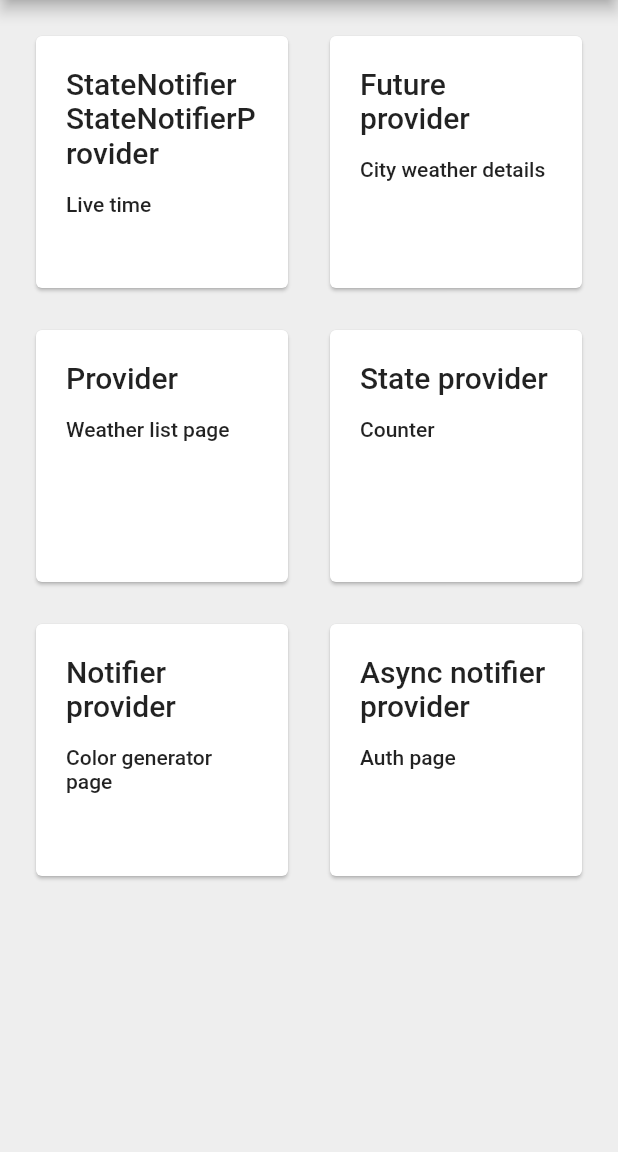
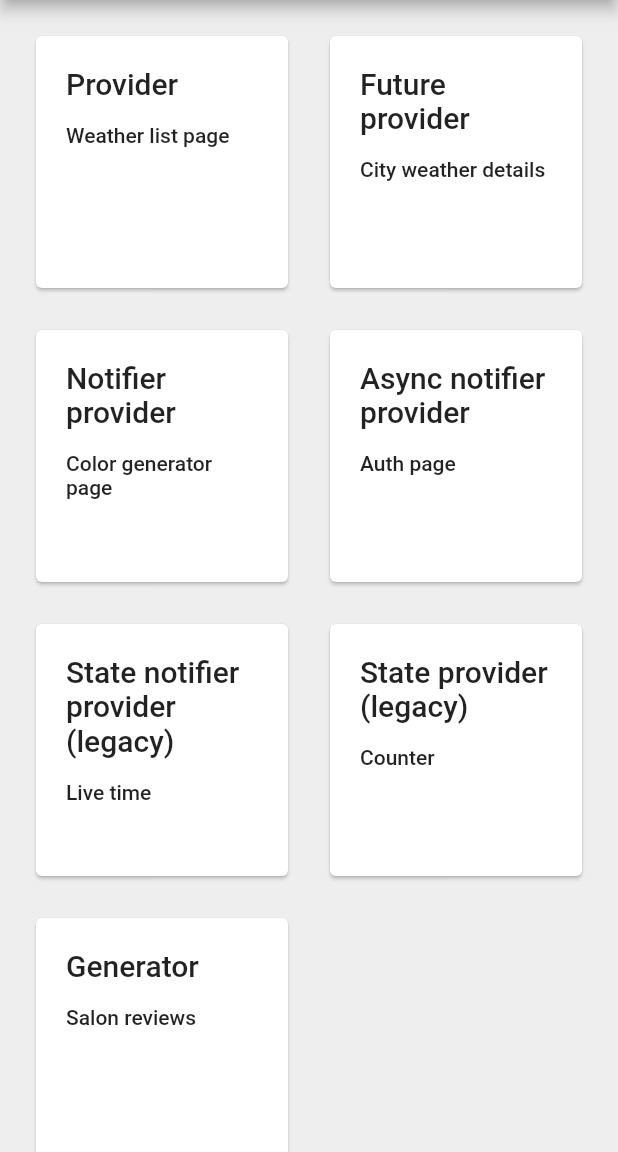
Before and after one commit to salario07/flutter_riverpod_demo, a Flutter app: the screen it shows after launch, on a phone screen of 412 x 824 dp, the part 84-1236 px from its top. Run offline on Flutter 3.47's test engine with Material 2 defaults, Android fonts, the phone set to English and light mode, and no system bars; our stand-ins replace flutter_riverpod, riverpod_annotation; generated files the repository leaves out were written again.

Commit message:
fix: Add a generator example. fix: Add riverpod generator.

```diff
--- a/lib/presentation/color_generator_page/color_generator_page.dart
+++ b/lib/presentation/color_generator/color_generator_page.dart
@@ -1,8 +1,8 @@
 import 'package:flutter/material.dart';
 import 'package:flutter_riverpod/flutter_riverpod.dart';
-import 'package:riverpod_demo/presentation/color_generator_page/models/color_factor_model.dart';
-import 'package:riverpod_demo/presentation/color_generator_page/providers/code_generator_notifier_provider.dart';
-import 'package:riverpod_demo/presentation/color_generator_page/widgets/color_action_tile.dart';
+import 'package:riverpod_demo/presentation/color_generator/models/color_factor_model.dart';
+import 'package:riverpod_demo/presentation/color_generator/providers/code_generator_notifier_provider.dart';
+import 'package:riverpod_demo/presentation/color_generator/widgets/color_action_tile.dart';
 import 'package:riverpod_demo/presentation/core/widgets/app_scaffold.dart';
 
 class ColorGeneratorPage extends ConsumerWidget {
--- a/lib/presentation/color_generator_page/providers/code_generator_notifier.dart
+++ b/lib/presentation/color_generator/providers/code_generator_notifier.dart
@@ -1,6 +1,6 @@
 import 'package:flutter/material.dart';
 import 'package:flutter_riverpod/flutter_riverpod.dart';
-import 'package:riverpod_demo/presentation/color_generator_page/providers/color_change_value_provider.dart';
+import 'package:riverpod_demo/presentation/color_generator/providers/color_change_value_provider.dart';
 
 class ColorGeneratorNotifier extends AutoDisposeNotifier<Color> {
   ColorGeneratorNotifier() : super();
--- a/lib/presentation/color_generator_page/providers/code_generator_notifier_provider.dart
+++ b/lib/presentation/color_generator/providers/code_generator_notifier_provider.dart
@@ -1,6 +1,6 @@
 import 'package:flutter/material.dart';
 import 'package:flutter_riverpod/flutter_riverpod.dart';
-import 'package:riverpod_demo/presentation/color_generator_page/providers/code_generator_notifier.dart';
+import 'package:riverpod_demo/presentation/color_generator/providers/code_generator_notifier.dart';
 
 final colorProvider =
     AutoDisposeNotifierProvider<ColorGeneratorNotifier, Color>(
--- a/lib/presentation/color_generator_page/widgets/color_action_tile.dart
+++ b/lib/presentation/color_generator/widgets/color_action_tile.dart
@@ -1,5 +1,5 @@
 import 'package:flutter/material.dart';
-import 'package:riverpod_demo/presentation/color_generator_page/models/color_factor_model.dart';
+import 'package:riverpod_demo/presentation/color_generator/models/color_factor_model.dart';
 
 class ColorActionsTile extends StatelessWidget {
   final ColorFactorModel model;
--- a/lib/presentation/home/providers/menu_button_list_provider.dart
+++ b/lib/presentation/home/providers/menu_button_list_provider.dart
@@ -1,9 +1,10 @@
 import 'package:flutter_riverpod/flutter_riverpod.dart';
 import 'package:riverpod_demo/presentation/auth/auth_page.dart';
-import 'package:riverpod_demo/presentation/color_generator_page/color_generator_page.dart';
+import 'package:riverpod_demo/presentation/color_generator/color_generator_page.dart';
 import 'package:riverpod_demo/presentation/counter/counter_page.dart';
 import 'package:riverpod_demo/presentation/home/models/menu_button_model.dart';
 import 'package:riverpod_demo/presentation/live_time/live_time_page.dart';
+import 'package:riverpod_demo/presentation/salon_reviews/salon_reviews_page.dart';
 import 'package:riverpod_demo/presentation/weather/details/weather_details_page.dart';
 import 'package:riverpod_demo/presentation/weather/list/weather_list_page.dart';
 
@@ -11,24 +12,14 @@ final Provider<List<MenuButtonModel>> homeMenuButtonsProvider =
     Provider<List<MenuButtonModel>>(
   (_) => [
     MenuButtonModel(
-      providerName: 'StateNotifier\nStateNotifierProvider',
-      featureName: 'Live time',
-      page: const LiveTimePage(),
+      providerName: 'Provider',
+      featureName: 'Weather list page',
+      page: const WeatherListPage(),
     ),
     MenuButtonModel(
       providerName: 'Future provider',
       featureName: 'City weather details',
       page: const WeatherDetailsPage(),
-    ),
-    MenuButtonModel(
-      providerName: 'Provider',
-      featureName: 'Weather list page',
-      page: const WeatherListPage(),
-    ),
-    MenuButtonModel(
-      providerName: 'State provider',
-      featureName: 'Counter',
-      page: const CounterPage(),
     ),
     MenuButtonModel(
       providerName: 'Notifier provider',
@@ -40,5 +31,20 @@ final Provider<List<MenuButtonModel>> homeMenuButtonsProvider =
       featureName: 'Auth page',
       page: const AuthPage(),
     ),
+    MenuButtonModel(
+      providerName: 'State notifier provider (legacy)',
+      featureName: 'Live time',
+      page: const LiveTimePage(),
+    ),
+    MenuButtonModel(
+      providerName: 'State provider (legacy)',
+      featureName: 'Counter',
+      page: const CounterPage(),
+    ),
+    MenuButtonModel(
+      providerName: 'Generator',
+      featureName: 'Salon reviews',
+      page: const SalonReviewsPage(),
+    ),
   ],
 );
--- /dev/null
+++ b/lib/presentation/salon_reviews/widgets/review_list_widget.dart
@@ -0,0 +1,33 @@
+import 'package:flutter/material.dart';
+import 'package:riverpod_demo/presentation/salon_reviews/models/salon_review.dart';
+import 'package:riverpod_demo/presentation/salon_reviews/widgets/review_tile.dart';
+
+class ReviewListWidget extends StatelessWidget {
+  const ReviewListWidget({
+    required this.reviews,
+    super.key,
+  });
+
+  final List<SalonReview> reviews;
+
+  @override
+  Widget build(final BuildContext context) => reviews.isNotEmpty
+      ? ListView.builder(
+          shrinkWrap: true,
+          padding: const EdgeInsets.all(30),
+          itemCount: reviews.length,
+          itemBuilder: (final context, final index) => Padding(
+            padding: EdgeInsets.only(
+              top: index == 0 ? 0 : 32,
+            ),
+            child: ReviewTile(
+              review: reviews.elementAt(
+                index,
+              ),
+            ),
+          ),
+        )
+      : const Text(
+          'No reviews found',
+        );
+}
--- a/pubspec.yaml
+++ b/pubspec.yaml
@@ -11,6 +11,7 @@ dependencies:
     sdk: flutter
   flutter_riverpod: ^2.3.6
   intl: ^0.18.1
+  riverpod_annotation: ^2.1.1
 
   cupertino_icons: ^1.0.2
 
@@ -19,6 +20,9 @@ dev_dependencies:
     sdk: flutter
 
   flutter_lints: ^2.0.0
+  riverpod_lint: ^1.3.2
+  riverpod_generator: ^2.2.3
+  build_runner:
 
 flutter:
 
```
Also changed, not shown: lib/presentation/salon_reviews/models/salon_review.dart (added, +15 -0 lines), lib/presentation/salon_reviews/models/user.dart (added, +11 -0 lines), lib/presentation/salon_reviews/providers/salon_review_providers.dart (added, +67 -0 lines), lib/presentation/salon_reviews/salon_reviews_page.dart (added, +25 -0 lines), lib/presentation/salon_reviews/widgets/review_tile.dart (added, +55 -0 lines), lib/presentation/color_generator/models/color_factor_model.dart (renamed from lib/presentation/color_generator_page/models/color_factor_model.dart), lib/presentation/color_generator/providers/color_change_value_provider.dart (renamed from lib/presentation/color_generator_page/providers/color_change_value_provider.dart), lib/presentation/salon_reviews/providers/salon_review_providers.g.dart (added).
